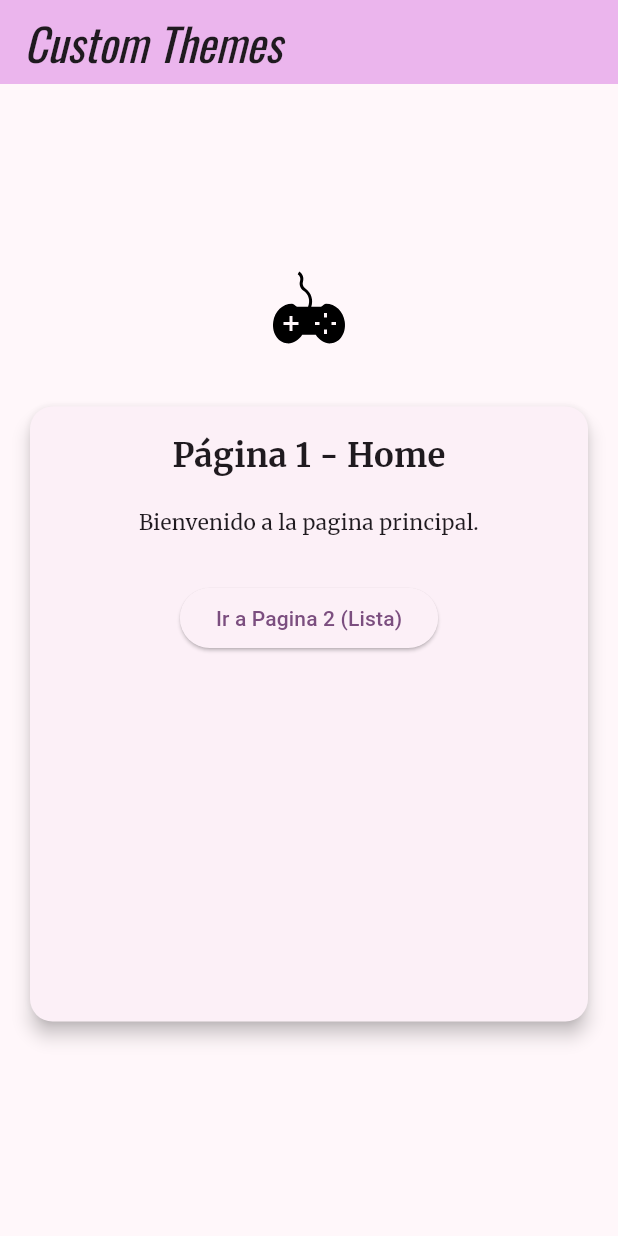
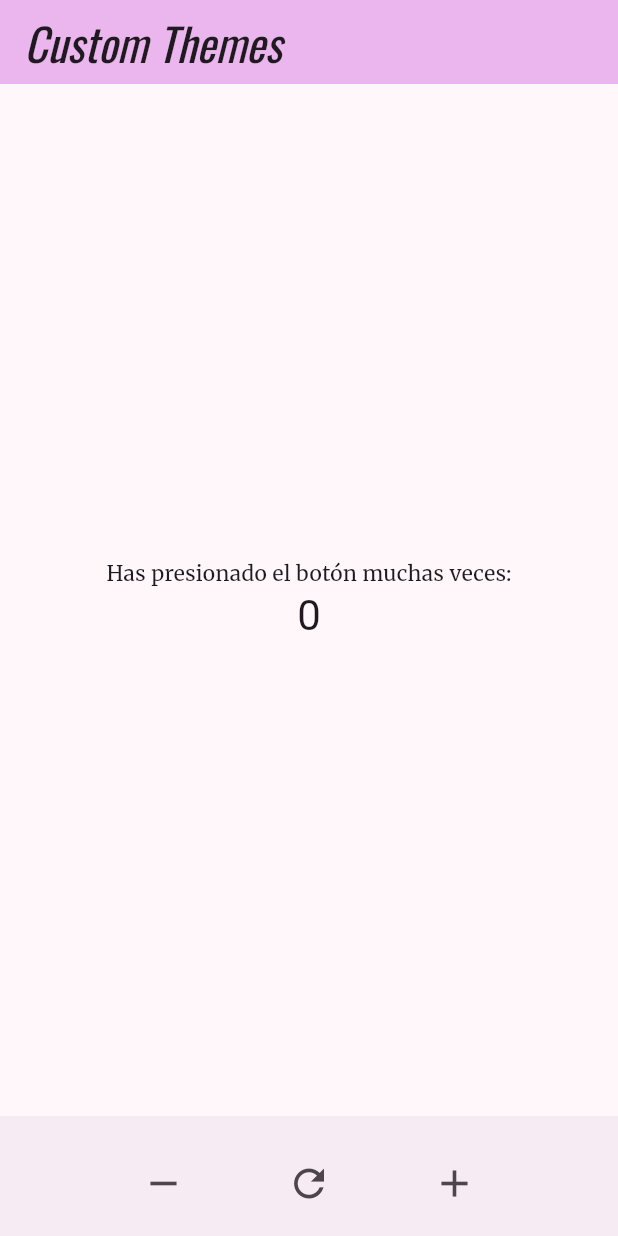
Before and after one commit to JohnCooper25/3479A321_2022479038, a Flutter app: the screen it shows after launch, on a phone screen of 412 x 824 dp. Run offline on Flutter 3.47's test engine with Material 3 defaults, Android fonts, the phone set to English and light mode, and no system bars; our stand-ins replace flutter_svg, google_fonts, logger.

Commit message:
primeros 4 puntos lab 6 listos

```diff
--- a/lib/Pages/home.page.dart
+++ b/lib/Pages/home.page.dart
@@ -4,75 +4,140 @@ import 'package:logger/logger.dart';
 import 'list_content.dart';
 
 class MyHomePage extends StatefulWidget {
+  const MyHomePage({super.key, required this.title});
+
   final String title;
 
-  const MyHomePage({super.key, required this.title});
+  @override
 
-  @override
-  State<MyHomePage> createState() => _MyHomePageState();
+  State<MyHomePage> createState() {
+    print("createState: creando el estado de MyHomePage");
+    return _MyHomePageState();
+  }
 }
 
 class _MyHomePageState extends State<MyHomePage> {
-  final logger = Logger();
+  int _counter = 0;
+
+
+  _MyHomePageState() {
+    print("Constructor de _MyHomePageState el mounted = $mounted");
+  }
+
+
+  @override
+  void initState() {
+    super.initState();
+    print("initState llamado");
+  }
+
+
+  @override
+  void didChangeDependencies() {
+    super.didChangeDependencies();
+    print("didChangeDependencies llamado");
+  }
+
 
   @override
   Widget build(BuildContext context) {
-    logger.i("Rebuilding MyHomePage");
-
+    print("build llamado");
     return Scaffold(
       appBar: AppBar(
         backgroundColor: Theme.of(context).colorScheme.inversePrimary,
         title: Text(widget.title),
       ),
       body: Center(
-        child: SingleChildScrollView(
         child: Column(
           mainAxisAlignment: MainAxisAlignment.center,
           children: <Widget>[
-              SvgPicture.asset(
-                'Assets/Icons/ICON_GAME.svg',
-                semanticsLabel: 'Dart Logo',
-              ),
-              const SizedBox(height: 20),
-              SizedBox(
-                width: 550,
-                height: 450,
-                child: Card(
-                  margin: const EdgeInsets.all(20),
-                  elevation: 5,
-                  shape: RoundedRectangleBorder(
-                    borderRadius: BorderRadius.circular(15),
-                  ),
-                  child: Padding(
-                    padding: const EdgeInsets.all(16.0),
-                    child: Column(
-                      children: [
-                        const Text(
-                          'Página 1 - Home',
-                          style: TextStyle(fontSize: 22, fontWeight: FontWeight.bold),
-                        ),
-                        const SizedBox(height: 20),
-                        const Text(
-                          'Bienvenido a la pagina principal.',
-                          textAlign: TextAlign.center,
-                        ),
-                        const SizedBox(height: 30),
-                        ElevatedButton(
-                          onPressed: () {
-                            Navigator.push(
-                              context,
-                              MaterialPageRoute(builder: (context) => const ListContent()),
-                            );
-                          },
-                          child: const Text('Ir a Pagina 2 (Lista)'),
+            const Text('Has presionado el botón muchas veces:'),
+            Text(
+              '$_counter',
+              style: Theme.of(context).textTheme.headlineMedium,
             ),
           ],
         ),
       ),
+      bottomNavigationBar: _buildBottomButtons(),
+    );
+  }
+
+
+  @override
+  void didUpdateWidget(MyHomePage oldWidget) {
+    super.didUpdateWidget(oldWidget);
+    print("didUpdateWidget llamado");
+  }
+
+
+  @override
+  void deactivate() {
+    super.deactivate();
+    print("deactivate llamado");
+  }
+
+
+  @override
+  void dispose() {
+    super.dispose();
+    print("dispose llamado");
+  }
+
+  @override
+  void reassemble() {
+    super.reassemble();
+    print("reassemble llamado");
+  }
+
+  void _incrementCounter() {
+    print("setState: incrementar");
+    setState(() {
+      _counter++;
+    });
+  }
+
+  //  Decrementa el contador y actualiza la UI
+  void _decrementCounter() {
+    print("setState: decrementar");
+    setState(() {
+      _counter--;
+    });
+  }
+
+  // Reinicia el contador y actualiza la UI
+  void _resetCounter() {
+    print("🔄 setState: resetear");
+    setState(() {
+      _counter = 0;
+    });
+  }
+
+  // Barra inferior con los botones
+  Widget _buildBottomButtons() {
+    return BottomAppBar(
+      shape: const CircularNotchedRectangle(),
+      child: Padding(
+        padding: const EdgeInsets.symmetric(horizontal: 20, vertical: 10),
+        child: Row(
+          mainAxisAlignment: MainAxisAlignment.spaceEvenly,
+          children: [
+            IconButton(
+              onPressed: _decrementCounter,
+              icon: const Icon(Icons.remove, size: 30),
+              tooltip: 'Decrementar',
             ),
+            IconButton(
+              onPressed: _resetCounter,
+              icon: const Icon(Icons.refresh, size: 30),
+              tooltip: 'Reiniciar',
+            ),
+            IconButton(
+              onPressed: _incrementCounter,
+              icon: const Icon(Icons.add, size: 30),
+              tooltip: 'Incrementar',
             ),
           ],
-          ),
         ),
       ),
     );
```
Lines whose indentation alone changed are shown as unchanged.
